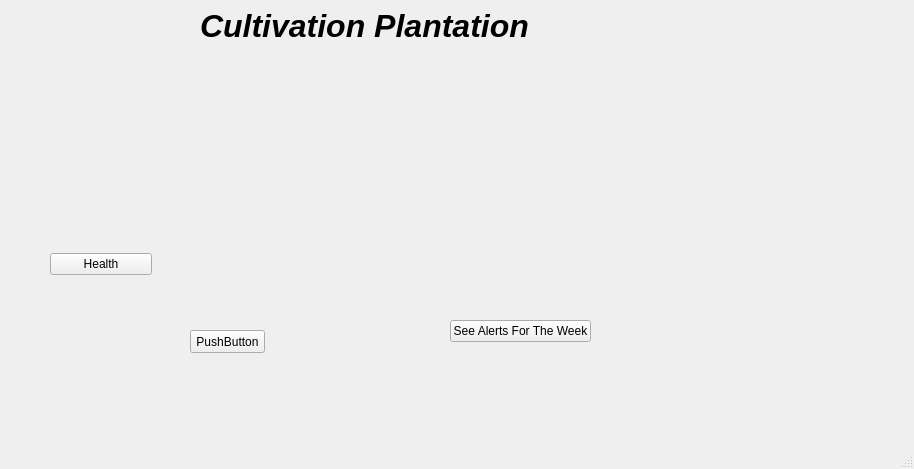
Before: the Qt Designer form frontend/QTSource/mainwindow.ui in juanfmuller/remote_plant_monitor, drawn with Qt 5.
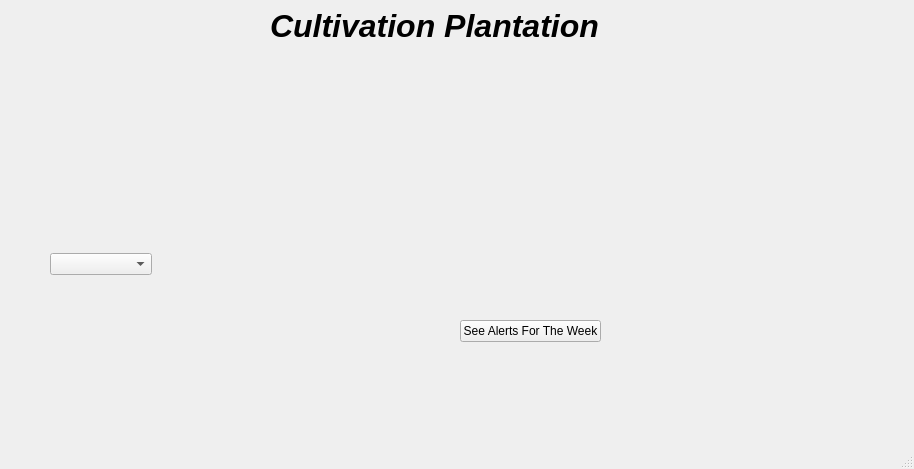
After: the same form once the commit is applied. Icons and pictures are not drawn. Custom widgets are drawn as their Qt base class.

```diff
--- a/frontend/QTSource/mainwindow.ui
+++ b/frontend/QTSource/mainwindow.ui
@@ -17,7 +17,7 @@
    <widget class="QPushButton" name="alertButton">
     <property name="geometry">
      <rect>
-      <x>450</x>
+      <x>460</x>
       <y>320</y>
       <width>141</width>
       <height>22</height>
@@ -30,7 +30,7 @@
    <widget class="QLabel" name="Title">
     <property name="geometry">
      <rect>
-      <x>200</x>
+      <x>270</x>
       <y>0</y>
       <width>361</width>
       <height>51</height>
@@ -69,11 +69,7 @@
       </widget>
      </item>
      <item>
-      <widget class="QPushButton" name="pushButton">
-       <property name="text">
-        <string>Health</string>
-       </property>
-      </widget>
+      <widget class="QComboBox" name="comboBox"/>
      </item>
     </layout>
    </widget>
@@ -97,19 +93,6 @@
      </rect>
     </property>
    </widget>
-   <widget class="QPushButton" name="plotButton">
-    <property name="geometry">
-     <rect>
-      <x>190</x>
-      <y>330</y>
-      <width>75</width>
-      <height>23</height>
-     </rect>
-    </property>
-    <property name="text">
-     <string>PushButton</string>
-    </property>
-   </widget>
   </widget>
   <widget class="QMenuBar" name="menubar">
    <property name="geometry">
```
Left out of the diff: 2 changed lines with no effect on the pictures.
